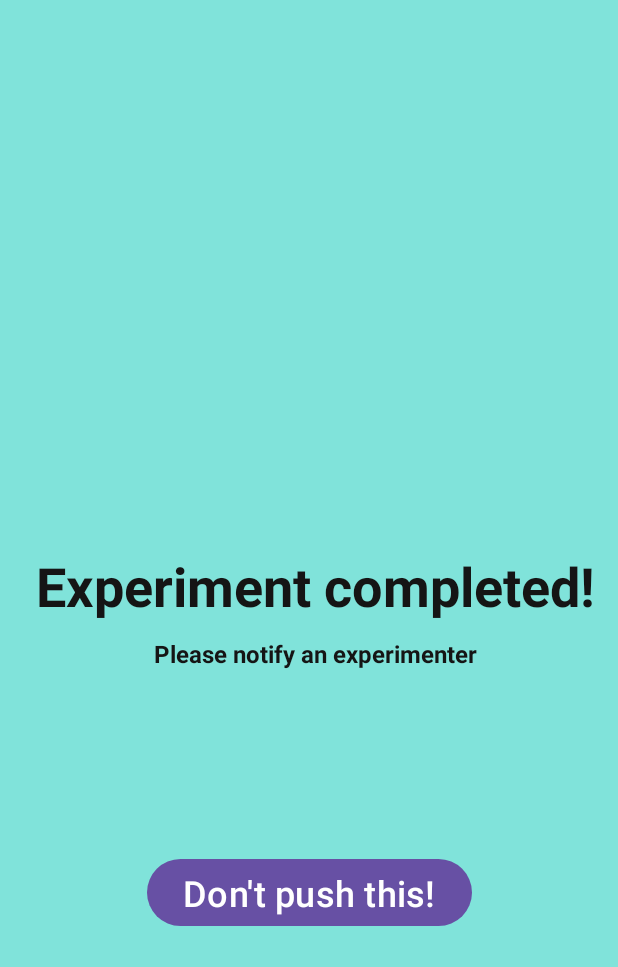
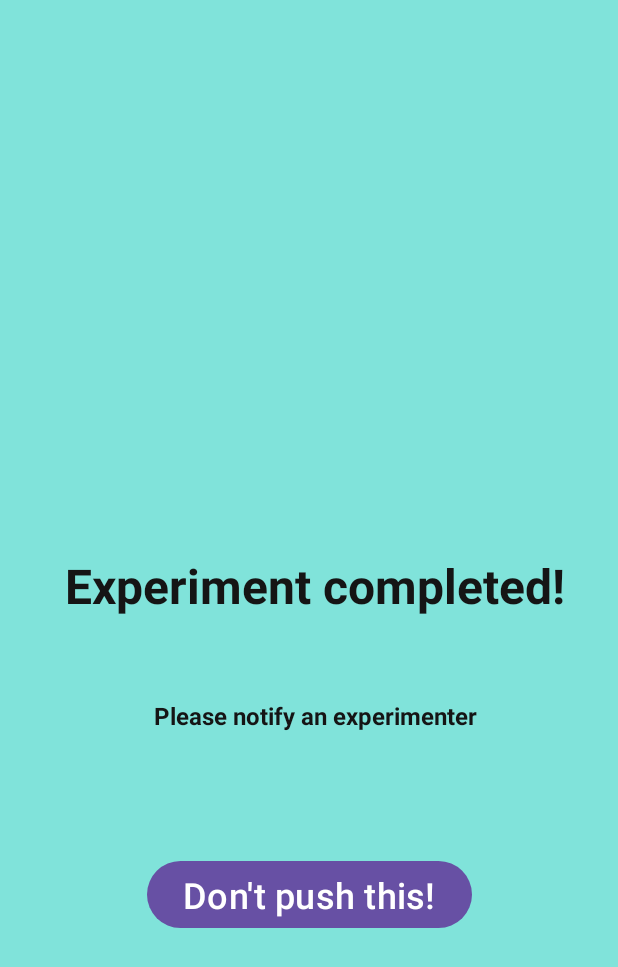
Before and after one commit to sashaiw/warehouse-experiment-app, an Android app built with Jetpack Compose: the CompletedFragment screen opened through its navigation route, after a tap on "OKAY", on a phone screen of 412 x 824 dp. Shown: the top 967 px of the screen. Run offline under Robolectric (Android 15) with nearby library versions, the phone set to English and light mode, and no system bars; libraries missing offline, so code that uses them is left out: androidx.camera.core, androidx.camera.lifecycle, androidx.camera.view; 3 statements that could not run were skipped.

Commit message:
added loading screen

```diff
--- a/app/src/main/java/com/example/warehouse/ui/QrFragment.kt
+++ b/app/src/main/java/com/example/warehouse/ui/QrFragment.kt
@@ -82,9 +82,15 @@ class QrFragment : Fragment() {
         viewModel = ViewModelProvider(this, ApiViewModelFactory(requireContext()))
             .get(ApiViewModel::class.java)
 
+        val loadingScreen = view.findViewById<View>(R.id.loading_screen)
+        loadingScreen?.visibility = View.VISIBLE
+
         viewModel.currentGoal.observe(viewLifecycleOwner) { currentGoal ->
             when (currentGoal) {
                 is Result.Success -> {
+                    // hide loading screen
+                    loadingScreen?.visibility = View.GONE
+
                     currentGoalId = currentGoal.data?.id
                     currentGoalLabel = currentGoal.data?.label
                     view.findViewById<TextView>(R.id.stationId).text = currentGoal.data?.label.toString()
@@ -98,7 +104,9 @@ class QrFragment : Fragment() {
                 is Result.Error -> {
                     handleError(currentGoal.toString())
                 }
-                Result.Loading -> TODO()
+                Result.Loading -> {
+                    loadingScreen?.visibility = View.VISIBLE
+                }
             }
         }
 
--- a/app/src/main/res/layout/fragment_completed.xml
+++ b/app/src/main/res/layout/fragment_completed.xml
@@ -17,7 +17,7 @@
         android:text="Experiment completed!"
         android:textAlignment="center"
         android:textColor="@color/darkgrey"
-        android:textSize="36dp"
+        android:textSize="32dp"
         android:textStyle="bold"
         app:layout_constraintBottom_toBottomOf="parent"
         app:layout_constraintEnd_toEndOf="parent"
@@ -41,7 +41,7 @@
 "
         app:layout_constraintStart_toStartOf="parent"
         app:layout_constraintTop_toTopOf="@id/successText"
-        app:layout_constraintVertical_bias="0.15" />
+        app:layout_constraintVertical_bias="0.25" />
 
     <Button
         android:id="@+id/resetButton"
--- a/app/src/main/res/layout/fragment_qr.xml
+++ b/app/src/main/res/layout/fragment_qr.xml
@@ -43,4 +43,10 @@
         app:layout_constraintStart_toStartOf="parent"
         app:layout_constraintTop_toBottomOf="@+id/stationId" />
 
+    <include
+        android:id="@+id/loading_screen"
+        layout="@layout/loading_screen"
+        android:layout_width="match_parent"
+        android:layout_height="match_parent"
+        android:visibility="visible" />
 </androidx.constraintlayout.widget.ConstraintLayout>
```
Also changed, not shown: app/src/main/res/layout/loading_screen.xml (added, +20 -0 lines).
